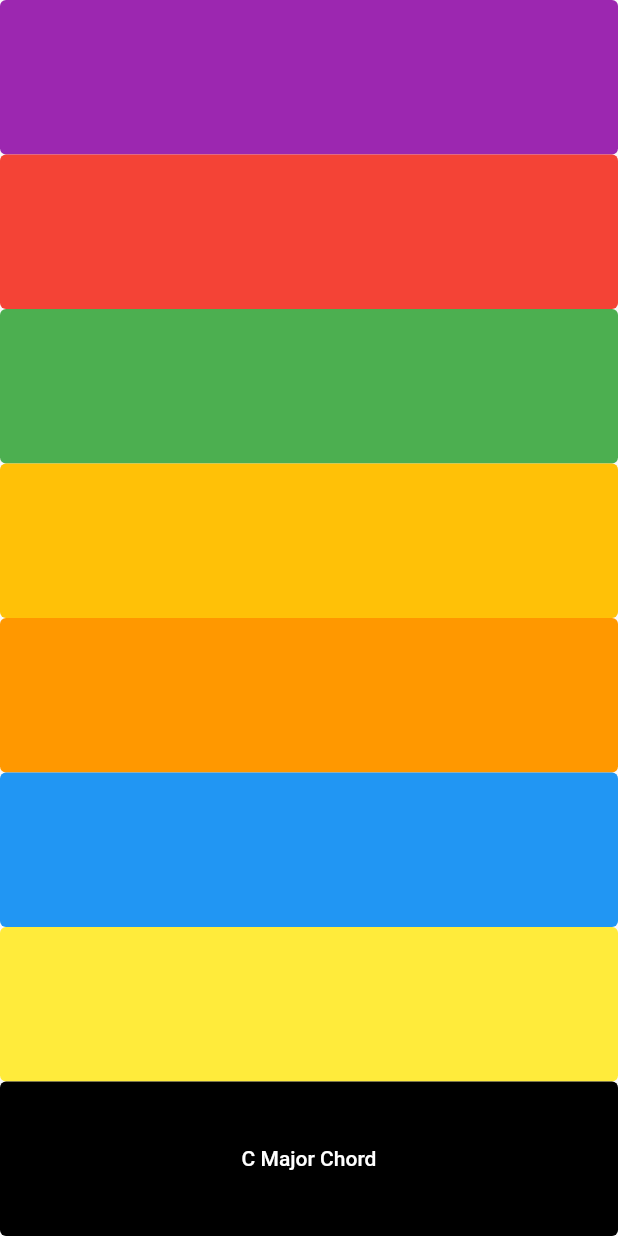
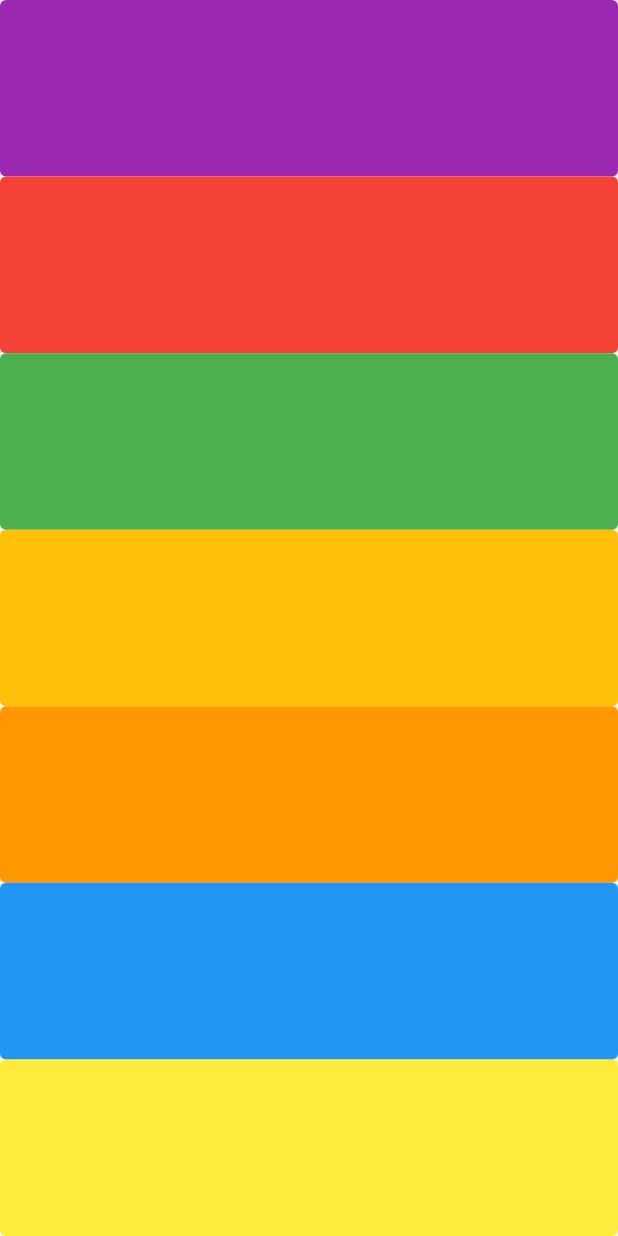
Before and after one commit to csk111165/flutter_xylophone, a Flutter app: the screen it shows after launch, on a phone screen of 412 x 824 dp. Run offline on Flutter 3.47's test engine with Material 2 defaults, Android fonts, the phone set to English and light mode, and no system bars; our stand-ins replace audioplayers.

Commit message:
small refactoring

```diff
--- a/lib/main.dart
+++ b/lib/main.dart
@@ -1,23 +1,18 @@
 import 'package:flutter/material.dart';
-import 'package:english_words/english_words.dart';
 import 'package:audioplayers/audioplayers.dart';
 
 void main() => runApp(XylophoneApp());
 
 class XylophoneApp extends StatelessWidget {
 
-  void playTriad(int root, int third, int fifth) {
-    playSound(root);
-    playSound(third);
-    playSound(fifth);
-  }
+
   void playSound(int soundNumber)
   {
     final player = AudioPlayer();
     player.play(AssetSource('note$soundNumber.wav'));
   }
 
-  Expanded buildKey({required  key_color , required int sound_number }) {
+  Expanded buildKey({required Color key_color , required int sound_number }) {
     return Expanded(
                 child: TextButton(
                   style: ButtonStyle(
@@ -31,6 +26,7 @@ class XylophoneApp extends StatelessWidget {
                 ),
               );
   }
+
   @override
   Widget build(BuildContext context) {
     return MaterialApp(
@@ -46,18 +42,7 @@ class XylophoneApp extends StatelessWidget {
              buildKey(key_color: Colors.orange, sound_number: 5),
              buildKey(key_color: Colors.blue, sound_number: 6),
              buildKey(key_color: Colors.yellow, sound_number: 7),
-             Expanded(
-               child: TextButton(
-                  style: ButtonStyle(
-                  foregroundColor: MaterialStateProperty.all<Color>(Colors.white),
-                  backgroundColor:  MaterialStateProperty.all<Color>(Colors.black),
-                  ),
-                    child: Text('C Major Chord'),
-                    onPressed: () {
-                      playTriad(1, 3, 5);
-                    },
-                  ),
-             ),
+
 
 
             ],
```
